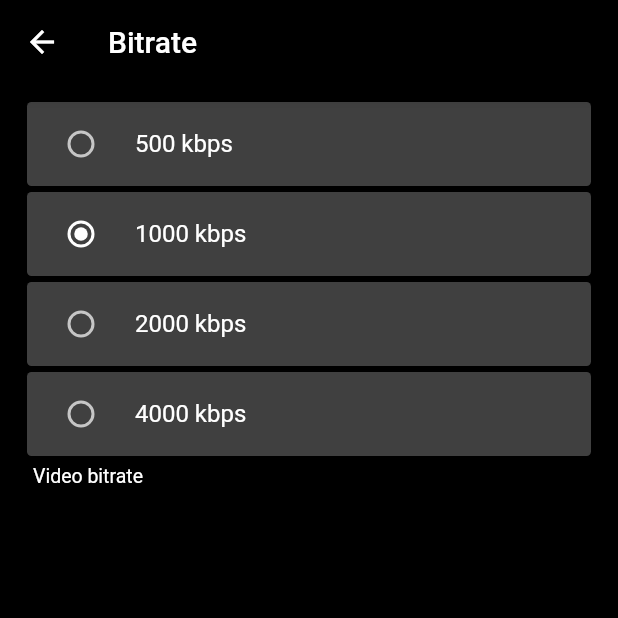
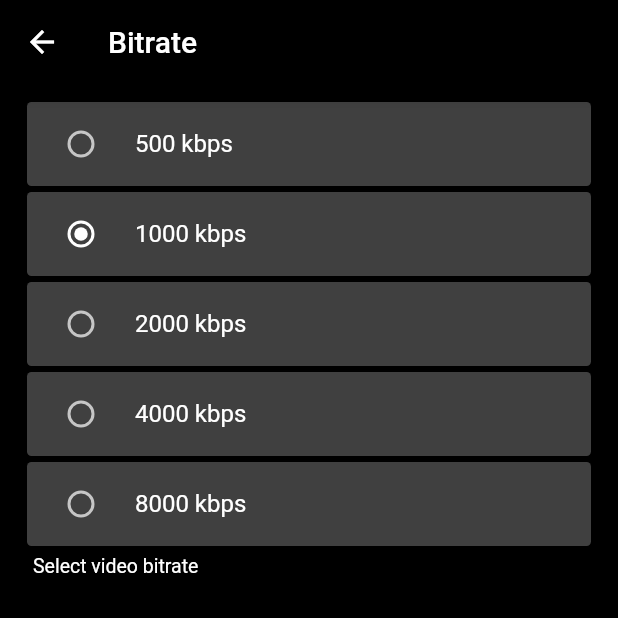
Before and after one commit to koji4104/ItsMyLive, a Flutter app: the SettingsScreen screen opened directly, after a tap on "Bitrate", on a phone screen of 412 x 824 dp, the top half of it. Run offline on Flutter 3.47's test engine with Material 2 defaults, Android fonts, the phone set to English and light mode, and no system bars; our stand-ins replace battery_plus, hooks_riverpod, native_device_orientation, permission_handler, shared_preferences; missing offline and left inert: audio_session, haishin_kit; accounts and stored records are empty.

Commit message:
Adjust settings screen

```diff
--- /dev/null
+++ b/lib/base_settings_screen.dart
@@ -0,0 +1,151 @@
+import 'package:flutter/material.dart';
+import 'package:hooks_riverpod/hooks_riverpod.dart';
+
+import 'localizations.dart';
+import 'common.dart';
+import 'environment.dart';
+
+class BaseSettingsScreen extends ConsumerWidget {
+  late BuildContext _context;
+  late WidgetRef _ref;
+  final _baseProvider = ChangeNotifierProvider((ref) => ChangeNotifier());
+  late MyEdge edge = MyEdge(provider:_baseProvider);
+
+  bool bInit = false;
+  Environment env = new Environment();
+
+  TextStyle tsOn = TextStyle(color:Colors.lightGreenAccent);
+  TextStyle tsNg = TextStyle(color:Colors.grey);
+
+  Color btnTextColor = Colors.white;
+  Color btnTileColor = Color(0xFF404040);
+  Color btnHoverColor = Color(0xFF505050);
+
+  Color tileColor = Color(0xFF404040);
+  Color hoverColor = Color(0xFF505050);
+
+  @override
+  Widget build(BuildContext context, WidgetRef ref) {
+    return Container();
+  }
+
+  @override
+  Future init() async {
+    if(bInit) return;
+    env.load().then((_){
+      redraw();
+    });
+    bInit = true;
+  }
+
+  void baseBuild(BuildContext context, WidgetRef ref) {
+    _context = context;
+    _ref = ref;
+    edge.getEdge(context,ref);
+    ref.watch(_baseProvider);
+    Future.delayed(Duration.zero, () => init());
+  }
+
+  Widget MyLabel(String label) {
+    return Align(
+      alignment: Alignment.centerLeft,
+      child: Container(
+        padding: const EdgeInsets.symmetric(horizontal:12, vertical:4),
+        child: Text(label, style:TextStyle(fontSize:13, color:Colors.white)),
+      )
+    );
+  }
+
+  Widget MyListTile({required Widget title, Widget? title2, required Function() onTap}) {
+    Widget exp = Expanded(child: SizedBox(width:1));
+    return Container(
+      padding: EdgeInsets.symmetric(vertical:2, horizontal:8),
+      child: ListTile(
+        shape: RoundedRectangleBorder(borderRadius: BorderRadius.all(Radius.circular(3))),
+        title: title2!=null ?
+          Row(children:[title, exp, title2]) :
+          Row(children:[exp, title, exp]),
+        trailing: Icon(Icons.arrow_forward_ios),
+        tileColor: tileColor,
+        hoverColor: hoverColor,
+        onTap: onTap
+      ),
+    );
+  }
+
+  Widget MyTile({required Widget title, Widget? title2}) {
+    Widget exp = Expanded(child: SizedBox(width:1));
+    return Container(
+      padding: EdgeInsets.symmetric(vertical:2, horizontal:8),
+      child: ListTile(
+        shape: RoundedRectangleBorder(borderRadius: BorderRadius.all(Radius.circular(3))),
+        title: title2!=null ?
+          Row(children:[title, exp, title2]) :
+          Row(children:[exp, title, exp]),
+        tileColor: Color(0xFF000000),
+      ),
+    );
+  }
+
+  Widget MyButton({required String title, required Function() onTap}) {
+    Widget exp = Expanded(child: SizedBox(width:1));
+    return Container(
+      padding: EdgeInsets.symmetric(vertical:8, horizontal:100),
+      child: ListTile(
+        shape: RoundedRectangleBorder(borderRadius: BorderRadius.all(Radius.circular(30))),
+        title: Row(children:[
+          exp,
+          Text(title,style:TextStyle(color:btnTextColor)),
+          exp
+        ]),
+        tileColor: btnTileColor,
+        hoverColor: btnHoverColor,
+        onTap: onTap
+      ),
+    );
+  }
+
+  Widget MyRadioListTile(
+      { required String title,
+        required int value,
+        required int groupValue,
+        required void Function(int?)? onChanged}) {
+    return Container(
+      margin: EdgeInsets.symmetric(vertical:2, horizontal:8),
+      child: RadioListTile(
+        shape: RoundedRectangleBorder(borderRadius: BorderRadius.all(Radius.circular(3))),
+        tileColor: tileColor,
+        activeColor: Colors.white,
+        title: Text(l10n(title)),
+        value: value,
+        groupValue: groupValue,
+        onChanged: onChanged,
+      )
+    );
+  }
+
+  Future<int> NavigatorPush(var screen) async {
+    int? ret = await Navigator.of(_context).push(
+      MaterialPageRoute<int>(
+        builder: (context) {
+          return screen;
+        }
+      )
+    );
+    ret = ret ?? 0;
+    if (ret==1) {
+      env.load().then((_) {
+        redraw();
+      });
+    }
+    return ret;
+  }
+
+  String l10n(String text) {
+    return Localized.of(this._context).text(text);
+  }
+
+  redraw(){
+    _ref.read(_baseProvider).notifyListeners();
+  }
+}
--- a/lib/environment.dart
+++ b/lib/environment.dart
@@ -66,8 +66,8 @@ class Environment {
 
   EnvData video_kbps = EnvData(
     val:1000,
-    vals:[500,1000,2000,4000],
-    keys:['500 kbps','1000 kbps','2000 kbps','4000 kbps'],
+    vals:[500,1000,2000,4000,8000],
+    keys:['500 kbps','1000 kbps','2000 kbps','4000 kbps','8000 kbps'],
     name:'video_kbps',
   );
 
@@ -140,8 +140,8 @@ class Environment {
       _loadSub(prefs, camera_height);
       _loadSub(prefs, camera_pos);
 
-      //url1 = prefs.getString('url1') ?? '';
-      //key1 = prefs.getString('key1') ?? '';
+      url1 = prefs.getString('url1') ?? '';
+      key1 = prefs.getString('key1') ?? '';
       url2 = prefs.getString('url2') ?? '';
       key2 = prefs.getString('key2') ?? '';
       url3 = prefs.getString('url3') ?? '';
--- a/lib/localizations.dart
+++ b/lib/localizations.dart
@@ -24,9 +24,9 @@ class Localized {
       'url_num': 'URL',
       'url_num_desc': 'Select URL.',
       'video_kbps': 'Bitrate',
-      'video_kbps_desc': 'Video bitrate',
+      'video_kbps_desc': 'Select video bitrate',
       'video_fps': 'FPS',
-      'video_fps_desc': 'FPS (frames per second)',
+      'video_fps_desc': 'Select FPS (frames per second)',
       'autostop_sec': 'Automatic stop (Hour)',
       'autostop_sec_desc': 'It will stop automatically. It will stop even if the battery is 10% or less.',
       'camera_height': 'camera size',
@@ -37,11 +37,11 @@ class Localized {
       'url_num': 'URL',
       'url_num_desc':'URLを選んでください。',
       'video_kbps': 'ビットレート',
-      'video_kbps_desc': 'ビデオビットレート',
+      'video_kbps_desc': 'ビデオのビットレートを選んでください。',
       'video_fps': 'FPS',
-      'video_fps_desc': 'FPS（フレームレート）',
+      'video_fps_desc': 'FPS（フレームレート）を選んでください。',
       'autostop_sec': '自動停止（時間）',
-      'autostop_sec_desc': '自動的に停止します。バッテリー残量10%以下でも停止します。',
+      'autostop_sec_desc': '自動的に停止します。バッテリー残量10%以下で停止します。',
       'camera_height': 'カメラサイズ',
       'camera_height_desc': 'カメラサイズを選んでください。',
     },
--- a/lib/provider.dart
+++ b/lib/provider.dart
@@ -10,6 +10,6 @@ final isRunningProvider = StateProvider<bool>((ref) {
   return false;
 });
 
-final isConnectingProvider = StateProvider<bool>((ref) {
-  return false;
+final startTimeProvider = StateProvider<DateTime?>((ref) {
+  return null;
 });
--- a/lib/settings_screen.dart
+++ b/lib/settings_screen.dart
@@ -1,156 +1,9 @@
 import 'package:flutter/material.dart';
 import 'package:hooks_riverpod/hooks_riverpod.dart';
 
-import 'localizations.dart';
 import 'log_screen.dart';
-import 'common.dart';
 import 'environment.dart';
-
-//----------------------------------------------------------
-class BaseSettingsScreen extends ConsumerWidget {
-  late BuildContext _context;
-  late WidgetRef _ref;
-  final _baseProvider = ChangeNotifierProvider((ref) => ChangeNotifier());
-  late MyEdge _edge = MyEdge(provider:_baseProvider);
-
-  bool bInit = false;
-  Environment env = new Environment();
-
-  TextStyle tsOn = TextStyle(color:Colors.lightGreenAccent);
-  TextStyle tsNg = TextStyle(color:Colors.grey);
-
-  Color btnTextColor = Colors.white;
-  Color btnTileColor = Color(0xFF404040);
-  Color btnHoverColor = Color(0xFF505050);
-
-  Color tileColor = Color(0xFF404040);
-  Color hoverColor = Color(0xFF505050);
-
-  @override
-  Widget build(BuildContext context, WidgetRef ref) {
-    return Container();
-  }
-
-  @override
-  Future init() async {
-    if(bInit) return;
-    env.load().then((_){
-      redraw();
-    });
-    bInit = true;
-  }
-
-  void baseBuild(BuildContext context, WidgetRef ref) {
-    _context = context;
-    _ref = ref;
-    _edge.getEdge(context,ref);
-    ref.watch(_baseProvider);
-    Future.delayed(Duration.zero, () => init());
-  }
-
-  Widget MyLabel(String label) {
-    return Align(
-      alignment: Alignment.centerLeft,
-      child: Container(
-        padding: const EdgeInsets.symmetric(horizontal:12, vertical:4),
-        child: Text(label, style:TextStyle(fontSize:13, color:Colors.white)),
-      )
-    );
-  }
-
-  Widget MyListTile({required Widget title, Widget? title2, required Function() onTap}) {
-    Widget exp = Expanded(child: SizedBox(width:1));
-    return Container(
-      padding: EdgeInsets.symmetric(vertical:2, horizontal:8),
-      child: ListTile(
-        shape: RoundedRectangleBorder(borderRadius: BorderRadius.all(Radius.circular(3))),
-        title: title2!=null ?
-          Row(children:[title, exp, title2]) :
-          Row(children:[exp, title, exp]),
-        trailing: Icon(Icons.arrow_forward_ios),
-        tileColor: tileColor,
-        hoverColor: hoverColor,
-        onTap: onTap
-      ),
-    );
-  }
-
-  Widget MyTile({required Widget title, Widget? title2}) {
-    Widget exp = Expanded(child: SizedBox(width:1));
-    return Container(
-      padding: EdgeInsets.symmetric(vertical:2, horizontal:8),
-      child: ListTile(
-        shape: RoundedRectangleBorder(borderRadius: BorderRadius.all(Radius.circular(3))),
-        title: title2!=null ?
-          Row(children:[title, exp, title2]) :
-          Row(children:[exp, title, exp]),
-        tileColor: Color(0xFF000000),
-      ),
-    );
-  }
-
-  Widget MyButton({required String title, required Function() onTap}) {
-    Widget exp = Expanded(child: SizedBox(width:1));
-    return Container(
-      padding: EdgeInsets.symmetric(vertical:2, horizontal:100),
-      child: ListTile(
-        shape: RoundedRectangleBorder(borderRadius: BorderRadius.all(Radius.circular(30))),
-        title: Row(children:[
-          exp,
-          Text(title,style:TextStyle(color:btnTextColor)),
-          exp
-        ]),
-        tileColor: btnTileColor,
-        hoverColor: btnHoverColor,
-        onTap: onTap
-      ),
-    );
-  }
-
-  Widget MyRadioListTile(
-      { required String title,
-        required int value,
-        required int groupValue,
-        required void Function(int?)? onChanged}) {
-    return Container(
-      margin: EdgeInsets.symmetric(vertical:2, horizontal:8),
-      child: RadioListTile(
-        shape: RoundedRectangleBorder(borderRadius: BorderRadius.all(Radius.circular(3))),
-        tileColor: tileColor,
-        activeColor: Colors.white,
-        title: Text(l10n(title)),
-        value: value,
-        groupValue: groupValue,
-        onChanged: onChanged,
-      )
-    );
-  }
-
-  Future<int> NavigatorPush(var screen) async {
-    int? ret = await Navigator.of(_context).push(
-      MaterialPageRoute<int>(
-        builder: (context) {
-          return screen;
-        }
-      )
-    );
-    ret = ret ?? 0;
-    if (ret==1) {
-      env.load().then((_) {
-        redraw();
-      });
-    }
-    return ret;
-  }
-
-  String l10n(String text) {
-    return Localized.of(this._context).text(text);
-  }
-
-  redraw(){
-    _ref.read(_baseProvider).notifyListeners();
-  }
-}
+import 'base_settings_screen.dart';
 
 //----------------------------------------------------------
 class SettingsScreen extends BaseSettingsScreen {
@@ -176,7 +29,7 @@ class SettingsScreen extends BaseSettingsScreen {
           actions: <Widget>[],
         ),
         body: Container(
-          margin: _edge.settingsEdge,
+          margin: edge.settingsEdge,
           child: Stack(children: <Widget>[
             getList(context),
           ])
@@ -259,7 +112,7 @@ class RadioListScreen extends BaseSettingsScreen {
       child: Scaffold(
         appBar: AppBar(title: Text(l10n(data.name)), backgroundColor:Color(0xFF000000),),
         body: Container(
-          margin: _edge.settingsEdge,
+          margin: edge.settingsEdge,
           child:getList()
         ),
       )
@@ -321,7 +174,7 @@ class SelectUrlScreen extends BaseSettingsScreen {
       child: Scaffold(
         appBar: AppBar(title: Text('URL'), backgroundColor:Color(0xFF000000),),
         body: Container(
-          margin: _edge.settingsEdge,
+          margin: edge.settingsEdge,
           child:getList(),
         ),
       )
@@ -425,7 +278,7 @@ class EditUrlScreen extends BaseSettingsScreen {
       child: Scaffold(
         appBar: AppBar(title: Text('URL ${num}'), backgroundColor:Color(0xFF000000),),
         body: Container(
-          margin: _edge.settingsEdge,
+          margin: edge.settingsEdge,
           child:getList(),
         ),
       )
```
Also changed, not shown: lib/camera_screen.dart (+84 -118 lines), 1 other file.
